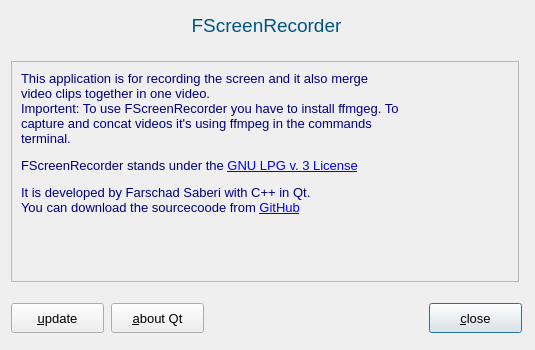
Qt form dialoginfo.ui (fasa1964/screenrecorder) before a commit.
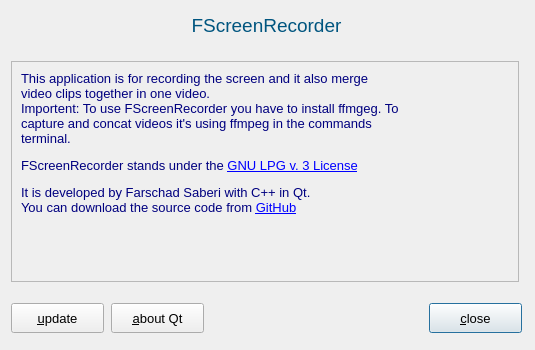
The same form after that commit. Icons and pictures are not drawn.

Commit message: Change info text.

Patch:
```diff
--- a/dialoginfo.ui
+++ b/dialoginfo.ui
@@ -159,7 +159,7 @@
      <widget class="QLabel" name="label_2">
       <property name="text">
        <string>&lt;html&gt;&lt;head/&gt;&lt;body&gt;&lt;p&gt;&lt;span style=&quot; color:#00007f;&quot;&gt;This application is for recording the screen and it also merge video clips together in one video.&lt;br/&gt;Importent: To use FScreenRecorder you have to install ffmgeg. To capture and concat videos it's using ffmpeg in the commands terminal. &lt;/span&gt;&lt;/p&gt;&lt;p&gt;&lt;span style=&quot; color:#00007f;&quot;&gt;FScreenRecorder stands under the &lt;/span&gt;&lt;a href=&quot;https://www.gnu.org/licenses/gpl-3.0.en.html&quot;&gt;&lt;span style=&quot; text-decoration: underline; color:#0000ff;&quot;&gt;GNU LPG v. 3 License&lt;/span&gt;&lt;/a&gt;&lt;/p&gt;
-&lt;p&gt;&lt;span style=&quot; color:#00007f;&quot;&gt;It is developed by Farschad Saberi with C++ in Qt.&lt;br&gt;You can download the sourcecoode from &lt;a href=&quot;https://github.com/fasa1964/screenrecorder&quot;&gt;GitHub&lt;/a&gt;&lt;/span&gt; &lt;p&gt;&lt;br/&gt;&lt;/p&gt;&lt;/body&gt;&lt;/html&gt;</string>
+&lt;p&gt;&lt;span style=&quot; color:#00007f;&quot;&gt;It is developed by Farschad Saberi with C++ in Qt.&lt;br&gt;You can download the source code from &lt;a href=&quot;https://github.com/fasa1964/screenrecorder&quot;&gt;GitHub&lt;/a&gt;&lt;/span&gt; &lt;p&gt;&lt;br/&gt;&lt;/p&gt;&lt;/body&gt;&lt;/html&gt;</string>
       </property>
       <property name="wordWrap">
        <bool>true</bool>
```
